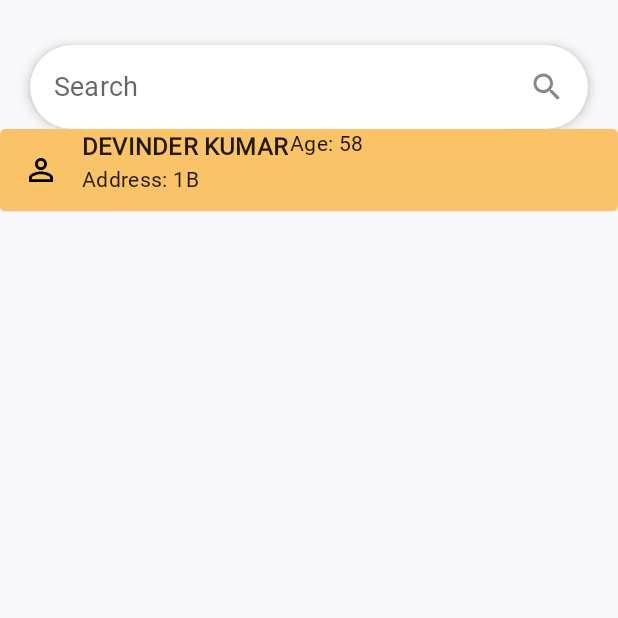
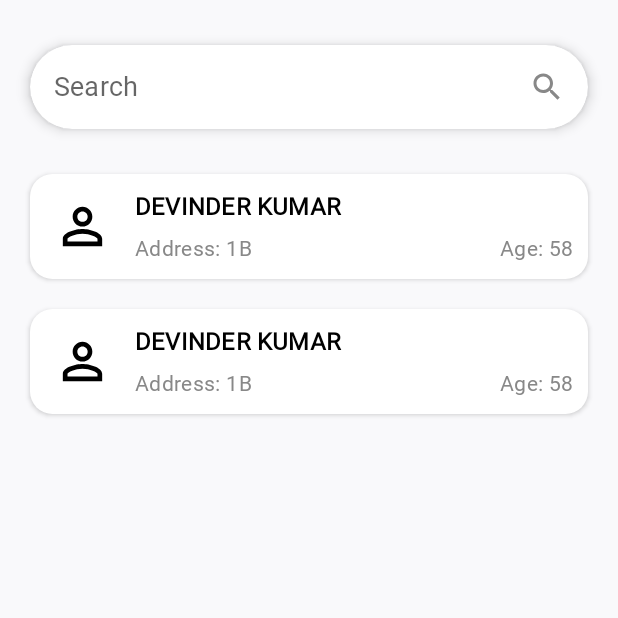
Before and after one commit to Beebolord/Community, an Android app built with Jetpack Compose: the Search screen opened through its navigation route, on a phone screen of 412 x 824 dp, the top half of it. Run offline under Robolectric (Android 15) with nearby library versions, the phone set to English and light mode, and no system bars; Roboto replaces fonts that are not available here.

```diff
--- a/androidApp/src/main/java/com/forest/community/android/MainActivity.kt
+++ b/androidApp/src/main/java/com/forest/community/android/MainActivity.kt
@@ -37,7 +37,7 @@ class MainActivity : AppCompatActivity() {
         val navController = rememberNavController()
         NavHost(
             navController = navController,
-            startDestination = NavRoute.Search.route,
+            startDestination = NavRoute.BinaryChoice.route,
         ) {
             composable(NavRoute.Intro.route) {
                 Intro(navController = navController)
--- a/androidApp/src/main/java/com/forest/community/android/data/Person.kt
+++ b/androidApp/src/main/java/com/forest/community/android/data/Person.kt
@@ -9,9 +9,15 @@ data class Person(
     val address : String,
     val age : Int,
 )
-val PersonMockData = Person(
+val PersonMockData = listOf(Person(
+    firstName = "DEVINDER",
+    secondName = "KUMAR",
+    address = "1B",
+    age = 58,
+),Person(
     firstName = "DEVINDER",
     secondName = "KUMAR",
     address = "1B",
     age = 58,
 )
+)
--- a/androidApp/src/main/java/com/forest/community/android/ui/screens/Search.kt
+++ b/androidApp/src/main/java/com/forest/community/android/ui/screens/Search.kt
@@ -2,8 +2,10 @@ package com.forest.community.android.ui.screens
 
 import android.media.Image
 import androidx.compose.foundation.Image
+import androidx.compose.foundation.clickable
 import androidx.compose.foundation.layout.*
 import androidx.compose.foundation.lazy.LazyColumn
+import androidx.compose.foundation.lazy.items
 import androidx.compose.foundation.shape.RoundedCornerShape
 import androidx.compose.material.*
 import androidx.compose.material.icons.Icons
@@ -28,12 +30,14 @@ import androidx.compose.ui.text.capitalize
 import androidx.compose.ui.text.font.FontWeight
 import androidx.compose.ui.text.input.TextFieldValue
 import androidx.compose.ui.text.intl.Locale
+import androidx.compose.ui.text.style.TextAlign
 import androidx.compose.ui.text.toUpperCase
 import androidx.compose.ui.tooling.preview.Preview
 import androidx.compose.ui.unit.dp
 import androidx.compose.ui.unit.sp
 import androidx.navigation.NavController
 import com.example.ticket.ui.theme.LightOrange
+import com.forest.community.android.NavRoute
 import com.forest.community.android.R
 import com.forest.community.android.data.Person
 import com.forest.community.android.data.PersonMockData
@@ -45,7 +49,13 @@ fun Search(navController: NavController) {
     Column(modifier = Modifier.fillMaxWidth(), horizontalAlignment = Alignment.CenterHorizontally ) {
         Spacer(modifier = Modifier.height(30.dp))
         SearchView(state = textState, modifier = Modifier.padding(horizontal = 22.dp))
-        ResultItem(person = PersonMockData)
+        Spacer(modifier = Modifier.height(20.dp))
+        LazyColumn{
+           items(PersonMockData) {person ->
+                ResultItem(person = person,onClick = {navController.navigate(NavRoute.Identification.route) }, navController)
+
+           }
+        }
     }
 }
 @Composable
@@ -55,7 +65,7 @@ fun SearchView(state: MutableState<TextFieldValue>, modifier : Modifier ) {
         onValueChange = { value ->
             state.value = value
         },
-        label = {Text(text= stringResource(id = R.string.Search), fontSize =18.sp, fontFamily = fonts)},
+        placeholder = {Text(text= stringResource(id = R.string.Search), fontSize =18.sp, fontFamily = fonts)},
         modifier = Modifier
             .fillMaxWidth()
             .padding(horizontal = 20.dp)
@@ -68,6 +78,7 @@ fun SearchView(state: MutableState<TextFieldValue>, modifier : Modifier ) {
                 modifier = Modifier
                     .padding(15.dp)
                     .size(24.dp)
+                    .clickable {}
             )
         },
         singleLine = true,
@@ -86,35 +97,52 @@ fun SearchView(state: MutableState<TextFieldValue>, modifier : Modifier ) {
 }
 
 @Composable
-fun ResultItem(person : Person) {
-    Card() {
-        Row(modifier = Modifier.fillMaxWidth()) {
+fun ResultItem(person : Person,onClick: ()->Unit, navController : NavController) {
+    Card(modifier = Modifier
+        .height(90.dp)
+        .padding(horizontal = 20.dp, vertical = 10.dp)
+        .fillMaxWidth()
+        .clickable{onClick},
+    shape = RoundedCornerShape(15.dp),
+    backgroundColor = Color.White,
+    elevation = 2.dp) {
+        Row(modifier = Modifier.fillMaxWidth().clickable{navController.navigate(NavRoute.BinaryChoice.route)}) {
             Row(horizontalArrangement = Arrangement.SpaceBetween) {
                 Image(ImageVector.vectorResource(id = R.drawable.ic_baseline_person_outline_24),
                     "person",
                     contentScale = ContentScale.Crop,
-                    modifier = Modifier.padding(15.dp))
-                Column(verticalArrangement = Arrangement.SpaceBetween) {
+                    modifier = Modifier
+                        .padding(15.dp)
+                        .fillMaxHeight(),
+                alignment = Alignment.Center)
+                Column(verticalArrangement = Arrangement.SpaceBetween, modifier = Modifier.fillMaxHeight()) {
                     Text(text = "${(person.firstName).uppercase(java.util.Locale.ROOT)} ${
                         (person.secondName).uppercase(java.util.Locale.ROOT)
                     }",
                         style = MaterialTheme.typography.subtitle1,
                         fontFamily = fonts,
+                        color = Color.Black,
+                        modifier = Modifier.padding(top = 10.dp),
                         fontWeight = FontWeight.SemiBold)
                     Text(text = "Address: ${person.address}",
                         style = MaterialTheme.typography.body2,
-                        fontFamily = fonts)
+                        fontFamily = fonts,
+                        color = Color.Gray,
+                        modifier = Modifier.padding(bottom = 10.dp)
+                    )
                 }
             }
-            Column(verticalArrangement =  Arrangement.Bottom) {
-                Text(text = "Age: ${person.age}", style = MaterialTheme.typography.body2, fontFamily = fonts)
+            Column(verticalArrangement =  Arrangement.Bottom, modifier = Modifier.fillMaxSize()) {
+                Text(text = "Age: ${person.age}",
+                    style = MaterialTheme.typography.body2,
+                    color = Color.Gray,
+                    fontFamily = fonts,
+                    modifier = Modifier
+                        .fillMaxWidth()
+                        .padding(10.dp),
+                textAlign = TextAlign.End)
             }
 
         }
     }
 }
-@Preview(showBackground = true)
-@Composable
-fun SearchViewPreview() {
-   ResultItem(person = PersonMockData)
-}
--- a/androidApp/src/main/res/values/strings.xml
+++ b/androidApp/src/main/res/values/strings.xml
@@ -16,4 +16,8 @@
     <string name="Next">Next</string>
     //Search
     <string name="Search">Search</string>
+
+    //BinaryChoice
+    <string name="President">President</string>
+    <string name="Member">Member</string>
 </resources>
```
Also changed, not shown: androidApp/src/main/java/com/forest/community/android/ui/screens/BinaryChoice.kt (+67 -1 lines), androidApp/src/main/java/com/forest/community/android/ui/screens/Identification.kt (+2 -19 lines), androidApp/src/main/java/com/forest/community/android/ui/util/Nexr.kt (added, +41 -0 lines), androidApp/src/main/res/drawable/community.png (added), androidApp/src/main/res/drawable/guestlover.png (added), androidApp/src/main/res/drawable/members.png (added), androidApp/src/main/res/drawable/president.png (added), androidApp/src/main/res/drawable/president1.png (added).
